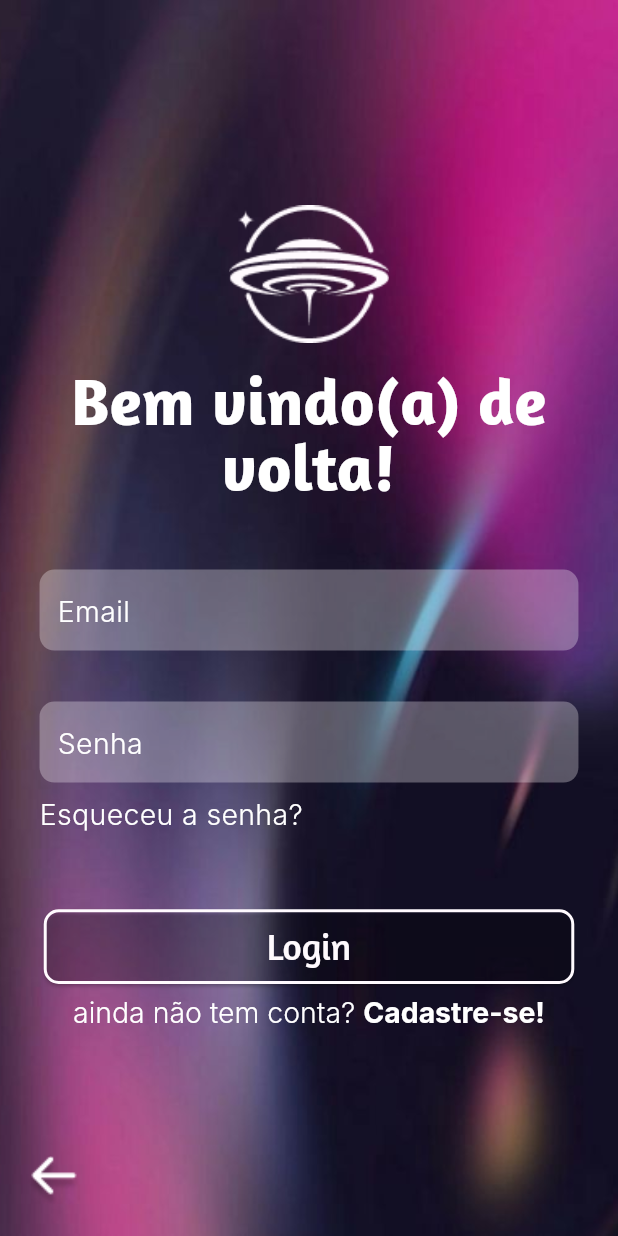
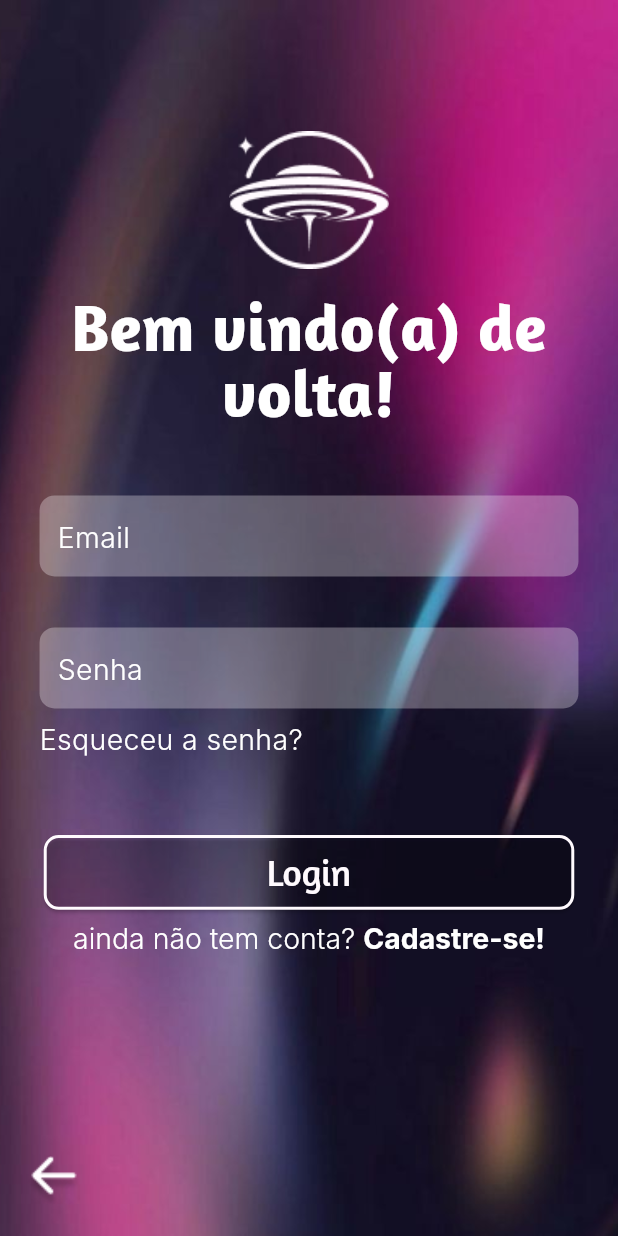
Before and after one commit to ADAGroupTcc/front-end, a Flutter app: the LoginPage screen opened directly, on a phone screen of 412 x 824 dp. Run offline on Flutter 3.47's test engine with Material 3 defaults, Android fonts, the phone set to English and light mode, and no system bars; our stand-ins replace connectivity_plus; Roboto replaces fonts that are missing (Inter).

Commit message:
centralization
alteração na centralização da tela

```diff
--- a/lib/screens/login.dart
+++ b/lib/screens/login.dart
@@ -144,7 +144,8 @@ class LoginPage extends StatelessWidget {
                         ..onTap = () {
                           // guiar para a tela de cadastro
                         })
-                ]))
+                ])),
+            SizedBox(height: screenHeight * 0.12),
           ],
         ),
         Positioned(
```
